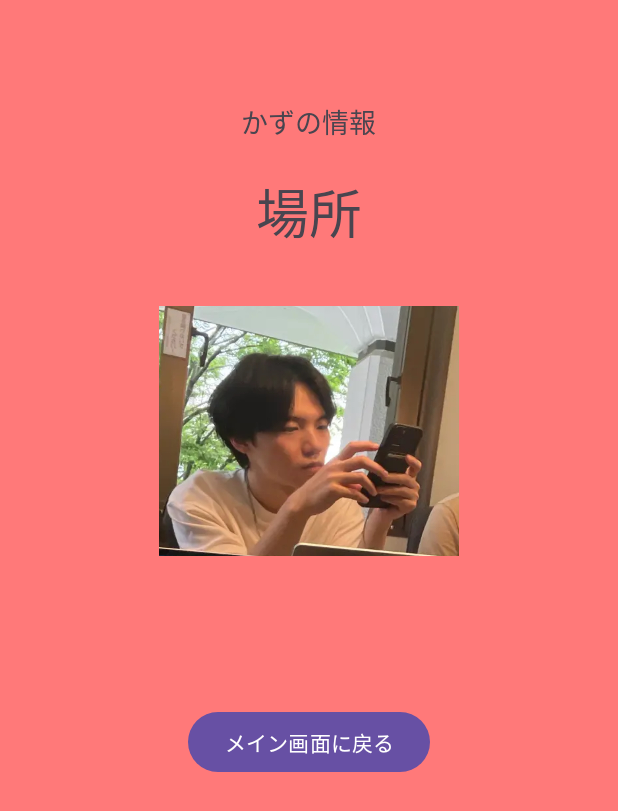
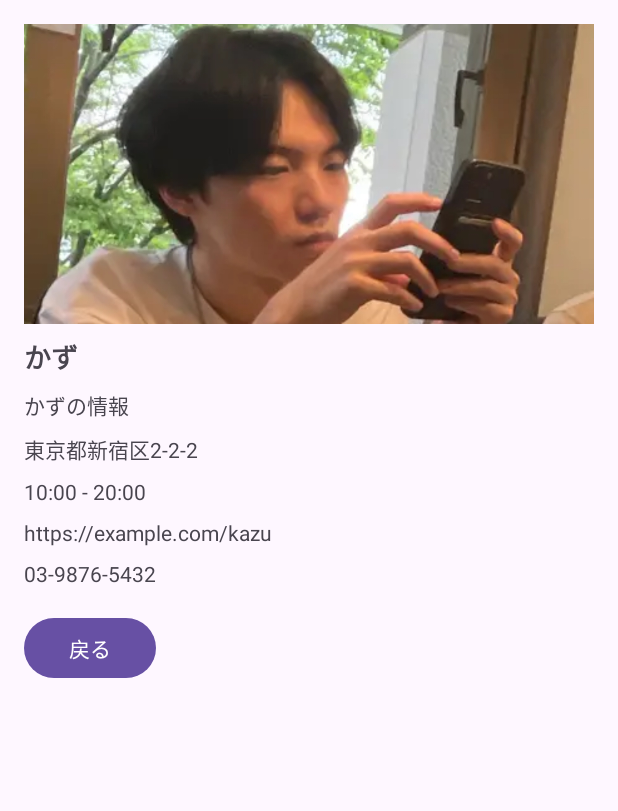
Before and after one commit to ebinogit/MozanMap, an Android app: the screen it shows after launch (SubActivity), after a tap on "かず", on a phone screen of 412 x 824 dp. Shown: the top 811 px of the screen. Run offline under Robolectric (Android 15) with nearby library versions, the phone set to English and light mode, and no system bars.

Commit message:
サブ画面使い回し,完成

```diff
--- a/app/src/main/java/com/example/mozanmap/MainActivity.kt
+++ b/app/src/main/java/com/example/mozanmap/MainActivity.kt
@@ -1,7 +1,7 @@
 package com.example.mozanmap
 
+import android.content.Intent
 import android.os.Bundle
-import android.content.Intent
 import android.util.Log
 import android.widget.Button
 import android.widget.LinearLayout
@@ -9,7 +9,7 @@ import androidx.appcompat.app.AppCompatActivity
 import androidx.gridlayout.widget.GridLayout
 import androidx.recyclerview.widget.LinearLayoutManager
 import androidx.recyclerview.widget.RecyclerView
-import com.example.mozanmap.data.ButtonInfo
+import com.example.mozanmap.data.ButtonData
 import com.google.android.material.bottomsheet.BottomSheetBehavior
 
 class MainActivity : AppCompatActivity() {
@@ -36,37 +36,38 @@ class MainActivity : AppCompatActivity() {
         // GridLayoutの取得
         buttonGrid = findViewById(R.id.button_grid)
 
-        // ボタン情報リスト
-        val buttonList = listOf(
-            ButtonInfo(0, "えび", "えびの情報", R.drawable.ebiebi),
-            ButtonInfo(1, "かず", "かずの情報", R.drawable.kazoo)
-            // 他のボタンも同様に定義
-        )
+        // ButtonData からボタンリストを取得
+        val buttonList = ButtonData.buttonList
 
-        // ボタンを追加
+        // ボタンを GridLayout に追加
         for (buttonInfo in buttonList) {
             val button = Button(this).apply {
-                text = buttonInfo.title  // ボタンのタイトルを設定
+                text = buttonInfo.title
                 layoutParams = GridLayout.LayoutParams().apply {
                     width = 0
                     height = GridLayout.LayoutParams.WRAP_CONTENT
                     columnSpec = GridLayout.spec(buttonInfo.id % 2, 1f) // 列の設定
-                    rowSpec = GridLayout.spec(buttonInfo.id / 2)  // 行の設定
+                    rowSpec = GridLayout.spec(buttonInfo.id / 2) // 行の設定
                 }
                 setOnClickListener {
-                    Log.d("MainActivity", "Button ${buttonInfo.id} clicked, imageResId: ${buttonInfo.imageResId}")
+                    Log.d("MainActivity", "Button ${buttonInfo.id} clicked")
 
-                    // SubActivityに渡すためのIntentを作成
+                    // SubActivity に渡すための Intent を作成
                     val intent = Intent(this@MainActivity, SubActivity::class.java).apply {
-                        putExtra("button_content", buttonInfo.content)  // ここはString型
-                        putExtra("image_res_id", buttonInfo.imageResId) // ここはInt型
+                        putExtra("title", buttonInfo.title)
+                        putExtra("content", buttonInfo.content)
+                        putExtra("imageResId", buttonInfo.imageResId)
+                        putExtra("address", buttonInfo.address)
+                        putExtra("hours", buttonInfo.hours)
+                        putExtra("website", buttonInfo.website)
+                        putExtra("phone", buttonInfo.phone)
                     }
 
-                    // SubActivityを開始
+                    // SubActivity を開始
                     startActivity(intent)
                 }
             }
-            buttonGrid.addView(button) // GridLayoutにボタンを追加
+            buttonGrid.addView(button)
         }
     }
 }
--- a/app/src/main/java/com/example/mozanmap/SubActivity.kt
+++ b/app/src/main/java/com/example/mozanmap/SubActivity.kt
@@ -7,7 +7,6 @@ import android.widget.ImageView
 import android.widget.TextView
 import androidx.appcompat.app.AppCompatActivity
 
-
 class SubActivity : AppCompatActivity() {
 
     override fun onCreate(savedInstanceState: Bundle?) {
@@ -15,19 +14,39 @@ import androidx.appcompat.app.AppCompatActivity
         setContentView(R.layout.activity_sub)
 
         // インテントからデータを取得
-            val buttonContent = intent.getStringExtra("button_content")
-            val imageResId = intent.getIntExtra("image_res_id", R.drawable.default_image)
+        val title = intent.getStringExtra("title")
+        val content = intent.getStringExtra("content")
+        val imageResId = intent.getIntExtra("imageResId", R.drawable.default_image)
+        val address = intent.getStringExtra("address")
+        val hours = intent.getStringExtra("hours")
+        val website = intent.getStringExtra("website")
+        val phone = intent.getStringExtra("phone")
 
         // 取得したデータをログで確認
-            Log.d("SubActivity", "Received button content: $buttonContent")
+        Log.d("SubActivity", "Received title: $title")
+        Log.d("SubActivity", "Received content: $content")
         Log.d("SubActivity", "Received imageResId: $imageResId")
+        Log.d("SubActivity", "Received address: $address")
+        Log.d("SubActivity", "Received hours: $hours")
+        Log.d("SubActivity", "Received website: $website")
+        Log.d("SubActivity", "Received phone: $phone")
 
-            // TextViewにボタンの内容を表示
-            val textView = findViewById<TextView>(R.id.textView)
-            textView.text = buttonContent ?: "内容がありません"
+        // 各TextViewとImageViewを取得
+        val titleTextView = findViewById<TextView>(R.id.titleTextView)
+        val contentTextView = findViewById<TextView>(R.id.contentTextView)
+        val addressTextView = findViewById<TextView>(R.id.addressTextView)
+        val hoursTextView = findViewById<TextView>(R.id.hoursTextView)
+        val websiteTextView = findViewById<TextView>(R.id.websiteTextView)
+        val phoneTextView = findViewById<TextView>(R.id.phoneTextView)
+        val imageView = findViewById<ImageView>(R.id.imageView)
 
-            // ImageViewに画像を設定
-            val imageView = findViewById<ImageView>(R.id.imageView)
+        // 取得したデータを各Viewにセット
+        titleTextView.text = title ?: "タイトルがありません"
+        contentTextView.text = content ?: "内容がありません"
+        addressTextView.text = address ?: "住所がありません"
+        hoursTextView.text = hours ?: "営業時間がありません"
+        websiteTextView.text = website ?: "ウェブサイトがありません"
+        phoneTextView.text = phone ?: "電話番号がありません"
         imageView.setImageResource(imageResId)
 
         // 戻るボタンの設定
--- /dev/null
+++ b/app/src/main/java/com/example/mozanmap/data/ButtonData.kt
@@ -0,0 +1,31 @@
+package com.example.mozanmap.data
+
+import com.example.mozanmap.R
+
+/**
+ * ボタン情報のリストを保持するオブジェクト
+ */
+object ButtonData {
+    val buttonList = listOf(
+        ButtonInfo(
+            id = 0,
+            title = "えび",
+            content = "えびの情報",
+            imageResId = R.drawable.ebiebi,
+            address = "東京都渋谷区1-1-1",
+            hours = "9:00 - 18:00",
+            website = "https://example.com/ebi",
+            phone = "03-1234-5678"
+        ),
+        ButtonInfo(
+            id = 1,
+            title = "かず",
+            content = "かずの情報",
+            imageResId = R.drawable.kazoo,
+            address = "東京都新宿区2-2-2",
+            hours = "10:00 - 20:00",
+            website = "https://example.com/kazu",
+            phone = "03-9876-5432"
+        )
+    )
+}
--- a/app/src/main/java/com/example/mozanmap/data/ButtonInfo.kt
+++ b/app/src/main/java/com/example/mozanmap/data/ButtonInfo.kt
@@ -3,6 +3,10 @@ package com.example.mozanmap.data
 data class ButtonInfo(
     val id: Int,
     val title: String,
-    val content: String, // ボタンの内容（String型）
-    val imageResId: Int  // 画像リソースID（Int型）
+    val content: String,
+    val imageResId: Int,
+    val address: String,
+    val hours: String,
+    val website: String,
+    val phone: String
 )
--- a/app/src/main/res/layout/activity_sub.xml
+++ b/app/src/main/res/layout/activity_sub.xml
@@ -1,54 +1,57 @@
-<?xml version="1.0" encoding="utf-8"?>
-<LinearLayout
-    xmlns:android="http://schemas.android.com/apk/res/android"
-    android:id="@+id/bottom_sheet"
+<LinearLayout xmlns:android="http://schemas.android.com/apk/res/android"
     android:layout_width="match_parent"
     android:layout_height="match_parent"
     android:orientation="vertical"
-    android:gravity="center_horizontal"
-    android:background="#FF7979">
-
-    <TextView
-        android:layout_width="wrap_content"
-        android:layout_height="wrap_content"
-        android:text=""
-        android:textSize="50sp" />
-
-    <TextView
-        android:id="@+id/textView"
-        android:layout_width="wrap_content"
-        android:layout_height="wrap_content"
-        android:text="サンプルテキスト"
-        android:textSize="18sp"
-        android:layout_gravity="center"/>
-
-    <TextView
-        android:layout_width="wrap_content"
-        android:layout_height="wrap_content"
-        android:text="場所"
-        android:textSize="35sp"
-        android:layout_margin="20dp"/> <!-- 20px -> 20dp に修正 -->
+    android:padding="16dp">
 
     <ImageView
         android:id="@+id/imageView"
-        android:layout_width="200dp"
+        android:layout_width="match_parent"
         android:layout_height="200dp"
-        android:contentDescription="表示画像" />
+        android:scaleType="centerCrop" />
 
     <TextView
+        android:id="@+id/titleTextView"
         android:layout_width="wrap_content"
         android:layout_height="wrap_content"
-        android:text=""
-        android:textSize="20sp"
-        android:layout_margin="20dp"/> <!-- 20px -> 20dp に修正 -->
+        android:textSize="18sp"
+        android:textStyle="bold"
+        android:layout_marginTop="8dp" />
 
+    <TextView
+        android:id="@+id/contentTextView"
+        android:layout_width="wrap_content"
+        android:layout_height="wrap_content"
+        android:layout_marginTop="8dp" />
 
+    <TextView
+        android:id="@+id/addressTextView"
+        android:layout_width="wrap_content"
+        android:layout_height="wrap_content"
+        android:layout_marginTop="8dp" />
 
+    <TextView
+        android:id="@+id/hoursTextView"
+        android:layout_width="wrap_content"
+        android:layout_height="wrap_content"
+        android:layout_marginTop="8dp" />
+
+    <TextView
+        android:id="@+id/websiteTextView"
+        android:layout_width="wrap_content"
+        android:layout_height="wrap_content"
+        android:layout_marginTop="8dp" />
+
+    <TextView
+        android:id="@+id/phoneTextView"
+        android:layout_width="wrap_content"
+        android:layout_height="wrap_content"
+        android:layout_marginTop="8dp" />
 
     <Button
         android:id="@+id/button_back"
         android:layout_width="wrap_content"
         android:layout_height="wrap_content"
-        android:text="メイン画面に戻る"
-        android:layout_marginTop="16dp"/>
+        android:layout_marginTop="16dp"
+        android:text="戻る" />
 </LinearLayout>
```
Lines whose indentation alone changed are shown as unchanged.
